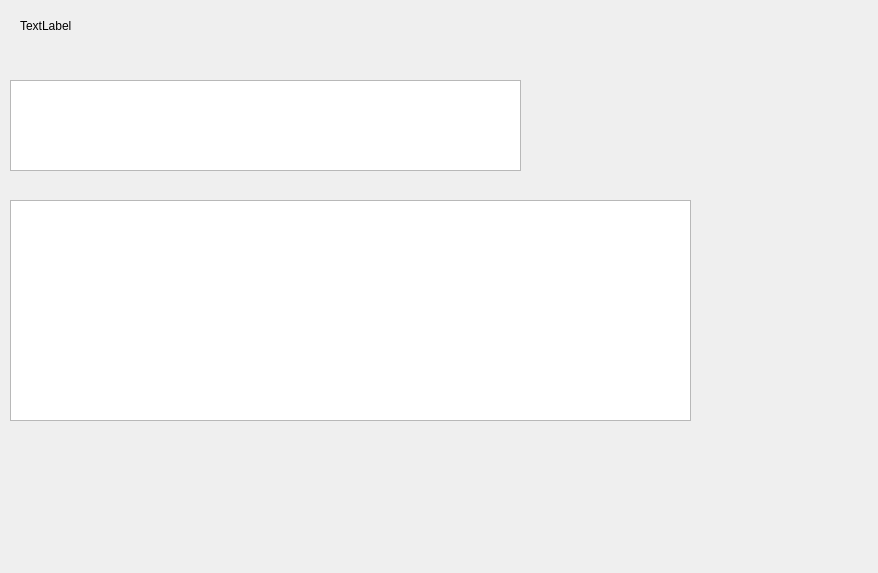
Old version of the form framework/gui/ui/src/home.ui in the repository cash2one/AutoDriver.
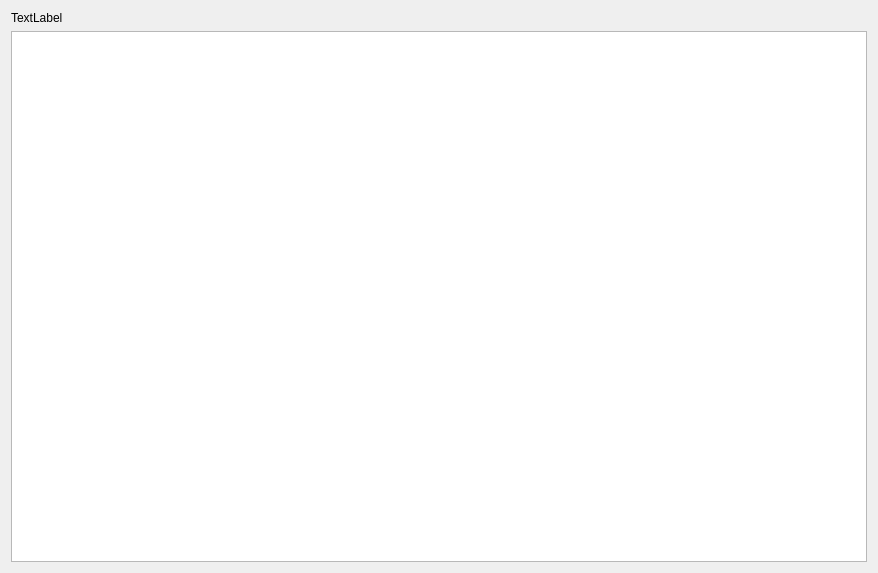
New version of the form.

```diff
--- a/framework/gui/ui/src/home.ui
+++ b/framework/gui/ui/src/home.ui
@@ -16,42 +16,18 @@
   <property name="autoFillBackground">
    <bool>false</bool>
   </property>
-  <widget class="QTableView" name="tv_task">
-   <property name="geometry">
-    <rect>
-     <x>10</x>
-     <y>80</y>
-     <width>511</width>
-     <height>91</height>
-    </rect>
-   </property>
-   <attribute name="horizontalHeaderCascadingSectionResizes">
-    <bool>true</bool>
-   </attribute>
-  </widget>
+  <layout class="QVBoxLayout" name="verticalLayout">
+   <item>
   <widget class="QLabel" name="lbl_weather">
-   <property name="geometry">
-    <rect>
-     <x>20</x>
-     <y>10</y>
-     <width>681</width>
-     <height>31</height>
-    </rect>
-   </property>
    <property name="text">
     <string>TextLabel</string>
    </property>
   </widget>
-  <widget class="QTextEdit" name="txt_a">
-   <property name="geometry">
-    <rect>
-     <x>10</x>
-     <y>200</y>
-     <width>681</width>
-     <height>221</height>
-    </rect>
-   </property>
-  </widget>
+   </item>
+   <item>
+    <widget class="QTextEdit" name="txt_a"/>
+   </item>
+  </layout>
  </widget>
  <resources>
   <include location="../res.qrc"/>
```
Lines whose indentation alone changed are shown as unchanged.
